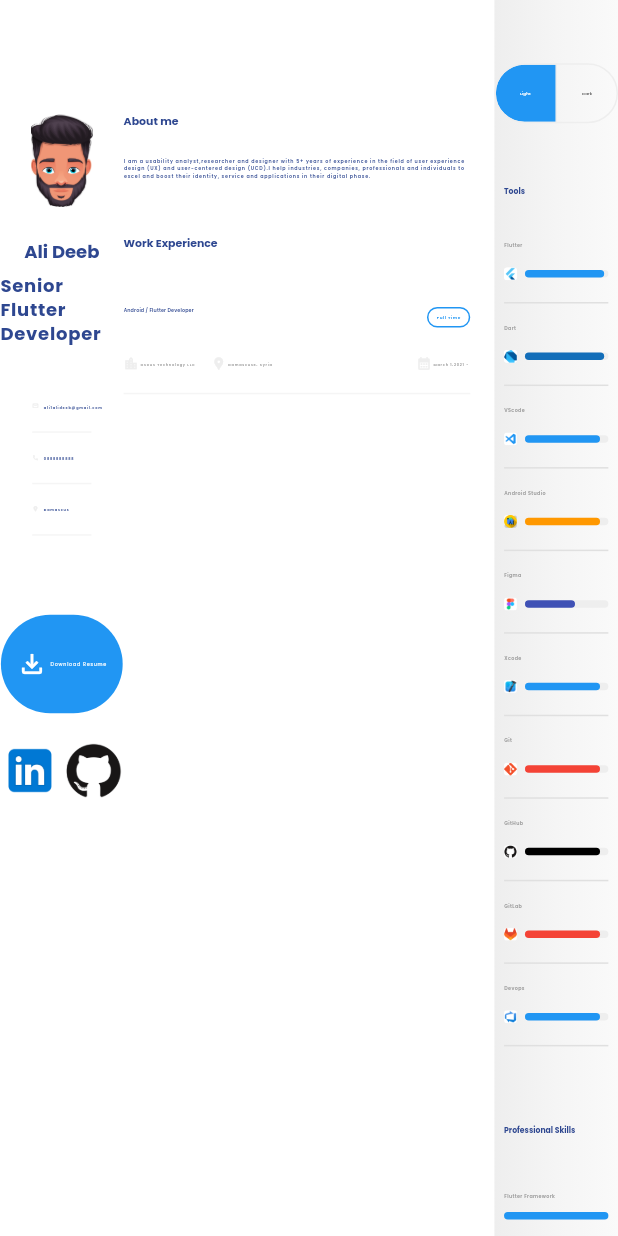
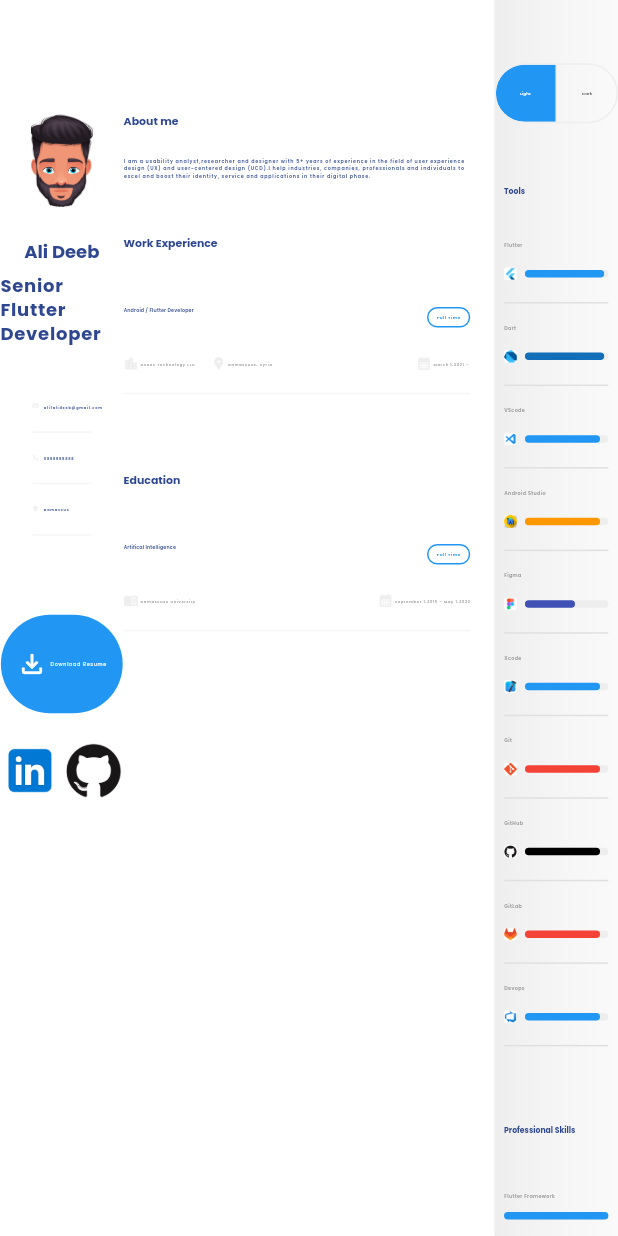
Before and after one commit to AliDeeb/my-portfolio, a Flutter app: the screen it shows after launch, on a phone screen of 412 x 824 dp. Run offline on Flutter 3.47's test engine with Material 3 defaults, Android fonts, the light colour scheme and no system bars; drawn by our look-alikes of flutter_animation_progress_bar; our stand-ins replace flutter_screenutil, google_fonts; missing offline and left inert: dart:js.

Commit message:
added education section.

```diff
--- a/lib/screens/home_screen.dart
+++ b/lib/screens/home_screen.dart
@@ -3,6 +3,7 @@ import 'package:flutter_screenutil/flutter_screenutil.dart';
 
 import '../core/theme/custom_theme_colors.dart';
 import 'widgets/about_me_widget.dart';
+import 'widgets/education_section.dart';
 import 'widgets/personal_info_widget.dart';
 import 'widgets/professional_skills_widget.dart';
 import 'widgets/theme_switcher.dart';
@@ -39,6 +40,8 @@ class _HomeScreenState extends State<HomeScreen> {
                     const AboutMeWidget(),
                     50.verticalSpace,
                     const WorkExperiencesWidget(),
+                    50.verticalSpace,
+                    EducationSection(),
                   ],
                 ),
               ),
--- /dev/null
+++ b/lib/screens/widgets/education_section.dart
@@ -0,0 +1,35 @@
+import 'package:flutter/material.dart';
+import 'package:flutter_screenutil/flutter_screenutil.dart';
+
+import '../../core/theme/custom_theme_colors.dart';
+import 'education_widget.dart';
+
+class EducationSection extends StatelessWidget {
+  const EducationSection({super.key});
+
+  @override
+  Widget build(BuildContext context) {
+    final color = Theme.of(context).extension<CustomThemeColors>()?.textColor;
+
+    return Column(
+      crossAxisAlignment: CrossAxisAlignment.start,
+      children: [
+        Text(
+          "Education",
+          style: Theme.of(context).textTheme.headlineMedium?.copyWith(
+                fontWeight: FontWeight.bold,
+                color: color,
+              ),
+        ),
+        50.verticalSpace,
+        EducationWidget(
+          education: "Artifical Intelligence",
+          time: "Full Time",
+          university: "Damascuse University",
+          firstDate: DateTime(2015, 9, 1),
+          endDate: DateTime(2022, 5, 1),
+        ),
+      ],
+    );
+  }
+}
--- /dev/null
+++ b/lib/screens/widgets/education_widget.dart
@@ -0,0 +1,102 @@
+import 'package:flutter/material.dart';
+import 'package:flutter_screenutil/flutter_screenutil.dart';
+import 'package:intl/intl.dart';
+
+import '../../core/constants/app_colors.dart';
+import '../../core/theme/custom_theme_colors.dart';
+
+class EducationWidget extends StatelessWidget {
+  const EducationWidget({
+    super.key,
+    required this.education,
+    required this.time,
+    required this.university,
+    required this.firstDate,
+    this.endDate,
+  });
+  final String education;
+  final String time;
+  final String university;
+  final DateTime firstDate;
+  final DateTime? endDate;
+
+  @override
+  Widget build(BuildContext context) {
+    final color = Theme.of(context).extension<CustomThemeColors>()?.textColor;
+
+    return Column(
+      children: [
+        Row(
+          mainAxisAlignment: MainAxisAlignment.spaceBetween,
+          crossAxisAlignment: CrossAxisAlignment.start,
+          children: [
+            Text(
+              education,
+              style: Theme.of(context).textTheme.titleSmall?.copyWith(
+                    fontWeight: FontWeight.w600,
+                    color: color,
+                  ),
+            ),
+            Container(
+              decoration: BoxDecoration(
+                border: Border.all(color: Colors.blue),
+                borderRadius: BorderRadius.circular(100),
+              ),
+              padding: EdgeInsets.symmetric(horizontal: 25.w, vertical: 5.h),
+              child: Text(
+                time,
+                style: Theme.of(context).textTheme.bodySmall?.copyWith(
+                      fontWeight: FontWeight.w600,
+                      color: Colors.blue,
+                    ),
+              ),
+            ),
+          ],
+        ),
+        25.verticalSpace,
+        Row(
+          mainAxisAlignment: MainAxisAlignment.spaceBetween,
+          crossAxisAlignment: CrossAxisAlignment.start,
+          children: [
+            Row(
+              children: [
+                const Icon(
+                  Icons.menu_book,
+                  size: 10,
+                  color: AppColors.greyColor200,
+                ),
+                5.horizontalSpace,
+                Text(
+                  university,
+                  style: Theme.of(context).textTheme.labelSmall?.copyWith(
+                        color: Colors.grey,
+                        fontWeight: FontWeight.w600,
+                      ),
+                ),
+
+              ],
+            ),
+            Row(
+              children: [
+                const Icon(
+                  Icons.calendar_month,
+                  size: 10,
+                  color: AppColors.greyColor200,
+                ),
+                5.horizontalSpace,
+                Text(
+                  "${DateFormat('MMMM d,y').format(firstDate)} - ${endDate == null ? '' : DateFormat('MMMM d,y').format(endDate!)}",
+                  style: Theme.of(context).textTheme.labelSmall?.copyWith(
+                        color: Colors.grey,
+                        fontWeight: FontWeight.w600,
+                      ),
+                ),
+              ],
+            ),
+          ],
+        ),
+        Divider(color: Colors.grey.shade100, height: 30),
+      ],
+    );
+  }
+}
```
